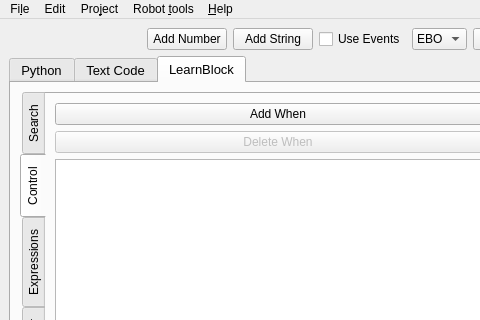
First picture: the form in learnbot_dsl/guis/Learnblock.ui, repository robocomp/LearnBlock, before the edit; both pictures show x 0 to 480 and y 0 to 320 of the 955 by 790 pixel window.
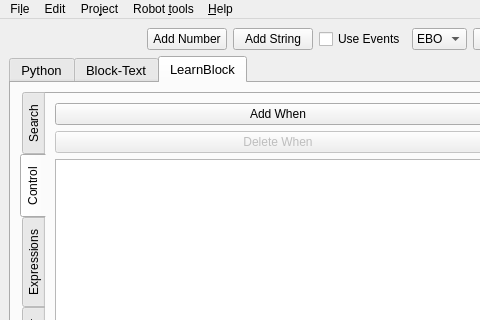
Second picture: the form after the edit.

Diff of the .ui file:
```diff
--- a/learnbot_dsl/guis/Learnblock.ui
+++ b/learnbot_dsl/guis/Learnblock.ui
@@ -279,7 +279,7 @@
         <bool>true</bool>
        </property>
        <attribute name="title">
-        <string>Text Code</string>
+        <string>Block-Text</string>
        </attribute>
        <layout class="QHBoxLayout" name="horizontalLayout">
         <item>
```
